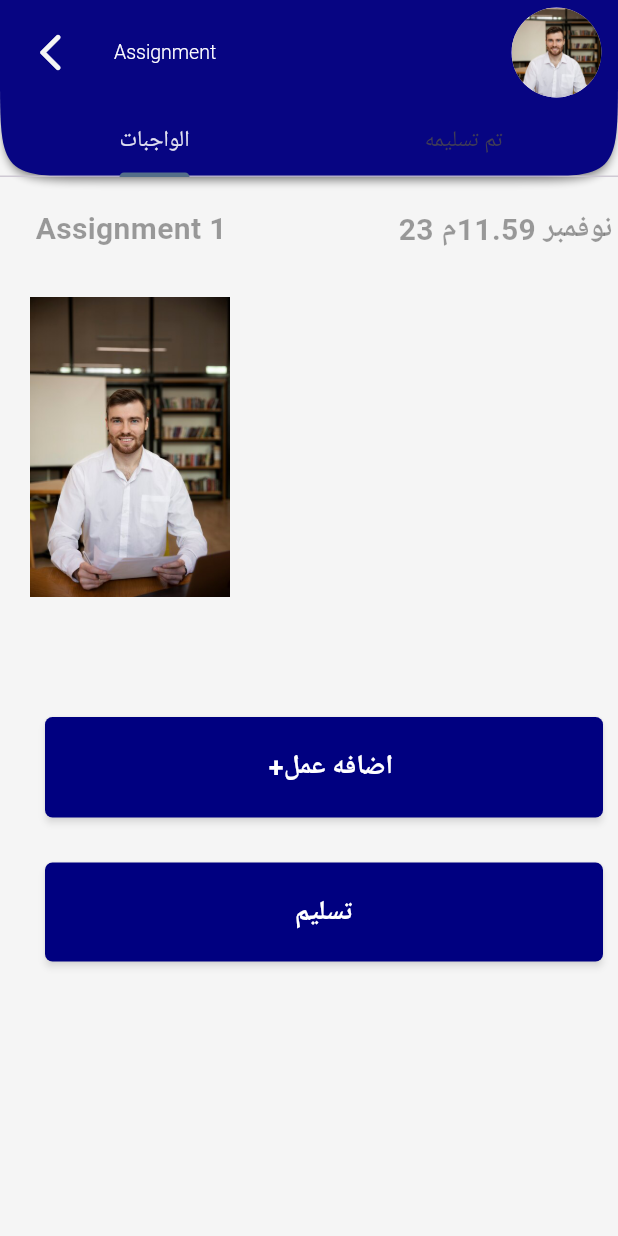
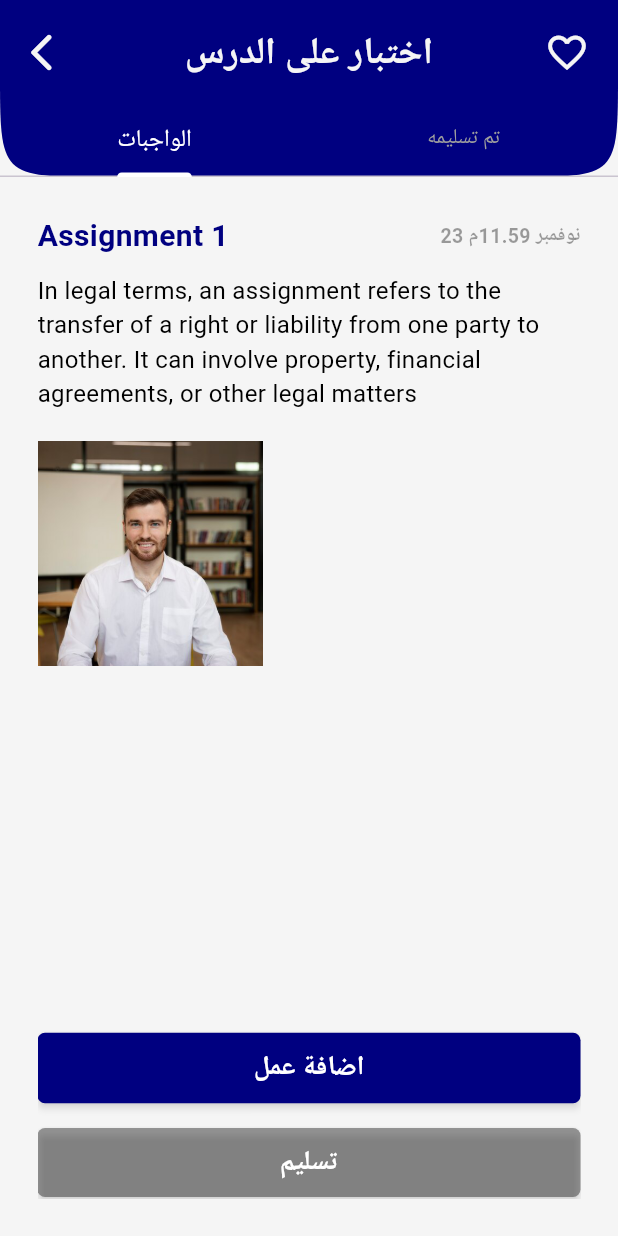
Before and after one commit to alaamorsi/graduation_project, a Flutter app: the AssignmentScreen screen opened directly, on a phone screen of 412 x 824 dp. Run offline on Flutter 3.47's test engine with Material 3 defaults, Android fonts, the phone set to English and light mode, and no system bars; our stand-ins replace bloc, conditional_builder_null_safety, curved_labeled_navigation_bar, dio, flick_video_player, flutter_bloc and 8 more; accounts and stored records are empty; Roboto replaces fonts that are missing (Changa).

Commit message:
just updated a little pit

```diff
--- a/lib/main.dart
+++ b/lib/main.dart
@@ -6,7 +6,7 @@ import 'package:graduation_project/modules/cubit/cubit.dart';
 import 'package:graduation_project/modules/cubit/states.dart';
 import 'package:graduation_project/modules/login/cubit/cubit.dart';
 import 'package:graduation_project/modules/register/cubit/cubit.dart';
-import 'package:graduation_project/modules/student/view_video_screen.dart';
+import 'package:graduation_project/modules/splash.dart';
 import 'package:graduation_project/shared/bloc_observer.dart';
 import 'package:graduation_project/shared/network/cache_helper.dart';
 import 'package:graduation_project/shared/component/constant.dart';
@@ -57,7 +57,7 @@ class MyApp extends StatelessWidget {
             darkTheme: darkTheme,
             locale: AppCubit.get(context).language,
             themeMode: AppCubit.get(context).theme,
-            home:const ViewVideoScreen(),
+            home:const SplashScreen(),
           );
         },
       ),
--- a/lib/modules/student/assignments.dart
+++ /dev/null
@@ -1,169 +0,0 @@
-import 'package:flutter/material.dart';
-import 'package:flutter_bloc/flutter_bloc.dart';
-import 'package:graduation_project/modules/cubit/cubit.dart';
-import 'package:graduation_project/modules/cubit/states.dart';
-import 'package:hexcolor/hexcolor.dart';
-import '../../shared/component/components.dart';
-
-class AssignmentScreen extends StatelessWidget {
-  const AssignmentScreen({super.key});
-
-  @override
-  Widget build(BuildContext context) {
-    return BlocConsumer<AppCubit, AppStates>(
-      listener: (context, state) {},
-      builder: (context, state) {
-        return DefaultTabController(
-          length: 3,
-          child: Scaffold(
-            backgroundColor: Theme.of(context).scaffoldBackgroundColor,
-            appBar: AppBar(
-              toolbarHeight: 70.0,
-              bottomOpacity: 0.7,
-              elevation: 2.0,
-              shadowColor: HexColor("#666666"),
-              shape: const ContinuousRectangleBorder(
-                borderRadius: BorderRadius.only(
-                  bottomLeft: Radius.circular(70.0),
-                  bottomRight: Radius.circular(70.0),
-                ),
-              ),
-              leading: Padding(
-                padding: const EdgeInsets.only(left: 11.0),
-                child: IconButton(
-                    onPressed: () {
-                      Navigator.pop(context);
-                    },
-                    icon: const Icon(
-                      Icons.arrow_back_ios_rounded,
-                      size: 30.0,
-                    )),
-              ),
-              title: const Text(
-                "Assignment",
-                style: TextStyle(
-                    color: Colors.white,
-                    fontSize: 13.0,
-                    fontWeight: FontWeight.w300),
-              ),
-              actions: const [
-                Padding(
-                  padding: EdgeInsets.only(right: 11.0),
-                  child: CircleAvatar(
-                    radius: 30,
-                    backgroundImage: AssetImage(
-                      "Assets/teacher.png",
-                    ),
-                  ),
-                ),
-              ],
-              bottom: const TabBar(
-                indicatorColor: Colors.blueGrey,
-                labelColor: Colors.white,
-                tabs: [
-                  Tab(text: 'الواجبات'),
-                  Tab(text: 'تم تسليمه'),
-                ],
-              ),
-            ),
-            body:   Container(
-              padding: const EdgeInsets.only(left: 20),
-              width: double.infinity,
-              child: TabBarView(
-                children: [
-                  TabBarView(
-                    children: [
-                      Column(
-                        children: [
-                          const Padding(
-                            padding: EdgeInsets.symmetric(vertical: 20),
-                            child: Row(
-                              mainAxisAlignment: MainAxisAlignment.spaceAround,
-                              children: [
-                                Text("Assignment 1",style: TextStyle(
-                                  color: Colors.black38,
-                                  fontWeight: FontWeight.bold,
-                                  fontSize: 20,
-                                ),
-                                ),
-                                SizedBox(width: 100,),
-                                Text("23 نوفمبر 11.59م",style: TextStyle(
-                                  color: Colors.black38,
-                                  fontWeight: FontWeight.bold,
-                                  fontSize: 20,),
-                                ),
-                              ],
-                            ),
-                          ),
-                          const SizedBox(height: 10,),
-                          const Row(
-                            mainAxisAlignment: MainAxisAlignment.start,
-                            children: [
-                              SizedBox(
-                                  height: 200,
-                                  child: Image(image: AssetImage('Assets/teacher.png'))),
-                            ],
-                          ),
-                          const SizedBox(height: 80,),
-                          Column(
-                            children: [
-                              Padding(
-                                padding: const EdgeInsets.symmetric(horizontal: 10.0),
-                                child: usedButton(
-                                  paddingSize: 20,
-                                  radius: 5,
-                                  atEnd: false,
-                                  text: '  +اضافه عمل',
-                                  color: Theme.of(context).cardColor,
-                                  context: context,
-                                  onPressed:(){},
-                                ),
-                              ),
-                              const SizedBox(height: 30,),
-                              Padding(
-                                padding: const EdgeInsets.symmetric(horizontal: 10.0),
-                                child: usedButton(
-                                  paddingSize: 20,
-                                  radius: 5,
-                                  atEnd: false,
-                                  text: 'تسليم',
-                                  color: Theme.of(context).cardColor,
-                                  context: context,
-                                  onPressed:(){},
-                                ),
-                              ),
-                            ],
-                          ),
-                        ],
-                      ),
-                      ListView.builder(
-                          scrollDirection: Axis.horizontal,
-                          itemCount: 5,
-                          itemBuilder: (_, i) {
-                            return GestureDetector(
-                                onTap: () {},
-                                child: Container(
-                                  width: 200,
-                                  height: 300,
-                                  margin: const EdgeInsets.only(right: 10, top: 10, bottom: 0),
-                                  decoration: BoxDecoration(
-                                    borderRadius: BorderRadius.circular(20),
-                                    image: const DecorationImage(
-                                        image: AssetImage("Assets/teacher.png"),
-                                        fit: BoxFit.fitHeight),
-                                  ),
-                                ),
-                            );
-                          }
-                      ),
-                    ],
-                  ),
-                ],
-              ),
-            ),
-          ),
-        );
-      },
-    );
-  }
-}
--- /dev/null
+++ b/lib/modules/student/paid_course/assignments.dart
@@ -0,0 +1,202 @@
+import 'package:conditional_builder_null_safety/conditional_builder_null_safety.dart';
+import 'package:flutter/material.dart';
+import 'package:flutter_bloc/flutter_bloc.dart';
+import 'package:graduation_project/layout/student/cubit/cubit.dart';
+import 'package:graduation_project/layout/student/cubit/states.dart';
+import 'package:graduation_project/shared/component/constant.dart';
+import '../../../shared/component/components.dart';
+
+
+List<bool> isOpen=List.filled(assignments.length, false);
+
+class AssignmentScreen extends StatefulWidget {
+  const AssignmentScreen({super.key});
+
+  @override
+  State<AssignmentScreen> createState() => _AssignmentScreenState();
+}
+
+class _AssignmentScreenState extends State<AssignmentScreen> {
+  @override
+  Widget build(BuildContext context) {
+    return BlocConsumer<StudentCubit, StudentStates>(
+      listener: (context, state) {},
+      builder: (context, state) {
+        var cubit = StudentCubit.get(context);
+        return DefaultTabController(
+          length: 2,
+          child: Scaffold(
+            backgroundColor: Theme.of(context).scaffoldBackgroundColor,
+            appBar: AppBar(
+              toolbarHeight: 70.0,
+              shadowColor: Colors.transparent,
+              shape: const ContinuousRectangleBorder(
+                borderRadius: BorderRadius.only(
+                  bottomLeft: Radius.circular(70.0),
+                  bottomRight: Radius.circular(70.0),
+                ),
+              ),
+              leading: IconButton(
+                  onPressed: (){Navigator.pop(context);},
+                  icon: const Icon(Icons.arrow_back_ios_rounded)
+              ),
+              title: const Text('اختبار على الدرس'),
+              centerTitle: true,
+              actions: [
+                IconButton(onPressed: (){
+                  cubit.checkFavorite();
+                }, icon: cubit.isFavorite? const Icon( Icons.favorite,color: Colors.red,) : const Icon(Icons.favorite_border)),
+                const SizedBox(width: 10.0,)
+              ],
+              bottom: TabBar(
+                indicatorColor: Colors.white,
+                labelStyle: font.copyWith(color: Colors.white,fontSize: 16.0),
+                unselectedLabelStyle: font.copyWith(color: Colors.grey,fontSize: 14),
+                tabs: const [
+                  Tab(text: 'الواجبات'),
+                  Tab(text: 'تم تسليمه'),
+                ],
+              ),
+            ),
+            body:   Container(
+              padding: const EdgeInsets.all(25.0),
+              width: double.infinity,
+              child: TabBarView(
+                children: [
+                  //
+                  Column(
+                    children: [
+                      Row(
+                        mainAxisAlignment: MainAxisAlignment.spaceAround,
+                        children: [
+                          Text("Assignment 1",style: font.copyWith(
+                            color: Theme.of(context).cardColor,
+                            fontWeight: FontWeight.bold,
+                            fontSize: 20.0),
+                          ),
+                          const Spacer(),
+                          Text("23 نوفمبر 11.59م",style: font.copyWith(
+                            color: Colors.black38,
+                            fontWeight: FontWeight.bold,
+                            fontSize: 13.0),
+                          ),
+                        ],
+                      ),
+                      const SizedBox(height: 10.0),
+                      Text("In legal terms, an assignment refers to the transfer of a right or liability from one party to another. It can involve property, financial agreements, or other legal matters",
+                        maxLines: 10,
+                        overflow: TextOverflow.ellipsis,
+                        style: font.copyWith(
+                          color: Colors.black,
+                          fontSize: 16.0,),
+                      ),
+                      const SizedBox(height: 20.0),
+                      const Row(
+                        mainAxisAlignment: MainAxisAlignment.start,
+                        children: [
+                          SizedBox(
+                              height: 150,
+                              width: 150,
+                              child: Image(image: AssetImage('Assets/teacher.png'),fit: BoxFit.cover,)),
+                        ],
+                      ),
+                      const Spacer(),
+                      usedButton(
+                        paddingSize: 10,
+                        radius: 5,
+                        atEnd: false,
+                        text: 'اضافة عمل',
+                        color: Theme.of(context).cardColor,
+                        context: context,
+                        onPressed:(){},
+                      ),
+                      const SizedBox(height: 15.0),
+                      usedButton(
+                        paddingSize: 10,
+                        radius: 5,
+                        atEnd: false,
+                        text: 'تسليم',
+                        color: Colors.black38,
+                        context: context,
+                        onPressed:(){},
+                      ),
+                    ],
+                  ),
+                  //تم تسليمه
+                  ListView.builder(
+                    itemBuilder: (context,index)=>buildAssignmentsList(context, index, assignments,isOpen),
+                    itemCount: assignments.length,
+                  ),
+                ],
+              ),
+            ),
+          ),
+        );
+      },
+    );
+  }
+
+  Widget buildAssignmentsList(
+      BuildContext context,
+      int index,
+      List<Assignment> assignments,
+      List<bool> isOpen,
+  )
+  {
+    return Column(
+      children: [
+        GestureDetector(
+          onTap: (){
+            setState(() {
+              isOpen[index]=!isOpen[index];
+            });
+          },
+          child: Container(
+            width: screenWidth,
+            height: screenHeight/13,
+            color: Colors.transparent,
+            child: Row(
+              mainAxisAlignment: MainAxisAlignment.end,
+              children: [
+                Icon(isOpen[index]?  Icons.keyboard_arrow_up : Icons.keyboard_arrow_down,size: 45.0,),
+                const Spacer(),
+                Text(assignments[index].name,style: Theme.of(context).textTheme.titleMedium?.copyWith(fontWeight: FontWeight.bold),),
+                const SizedBox(width: 10.0,),
+              ],
+            ),
+          ),
+        ),
+        ConditionalBuilder(
+          condition: isOpen[index],
+          builder:(context)=>Column(
+            crossAxisAlignment: CrossAxisAlignment.start,
+            children: [
+              Text(assignments[index].details,style: font.copyWith(color: Colors.black38, fontWeight: FontWeight.bold, fontSize: 13.0),),
+            ],
+          ),
+          fallback: (context)=>Container(),
+        ),
+      ],
+    );
+  }
+}
+
+class Assignment{
+  late String name;
+  // late DateTime time;
+  late String details;
+  late String other;
+
+  Assignment({
+    required this.name,
+    // required this.time,
+    required this.details,
+    required this.other,
+  });
+}
+
+List<Assignment> assignments=[
+  Assignment(name: 'A1', details: 'ppppppppppppppppppppppppppp', other: 'other'),
+  Assignment(name: 'A2', details: 'ccccccccccccccccccccccccccc', other: 'other'),
+  Assignment(name: 'A3', details: 'ggggggggggggggggggggggggggg', other: 'other'),
+];
--- a/lib/shared/component/components.dart
+++ b/lib/shared/component/components.dart
@@ -1,7 +1,7 @@
 import 'package:flutter/material.dart';
 import 'package:fluttertoast/fluttertoast.dart';
 import 'package:google_fonts/google_fonts.dart';
-import 'package:graduation_project/modules/student/course_demo.dart';
+import 'package:graduation_project/modules/student/course_demo/course_demo.dart';
 import 'package:hexcolor/hexcolor.dart';
 import 'constant.dart';
 /////////////////////////////////////////////////////
```
Also changed, not shown: lib/modules/student/course_demo/course_demo.dart (renamed from lib/modules/student/course_demo.dart, +5 -2 lines), lib/modules/student/course_demo/view_video_screen.dart (renamed from lib/modules/student/view_video_screen.dart, +13 -21 lines), lib/modules/student/paid_course/class_material.dart (added, +140 -0 lines), lib/modules/student/paid_course/video_and_chat.dart (added, +154 -0 lines).
